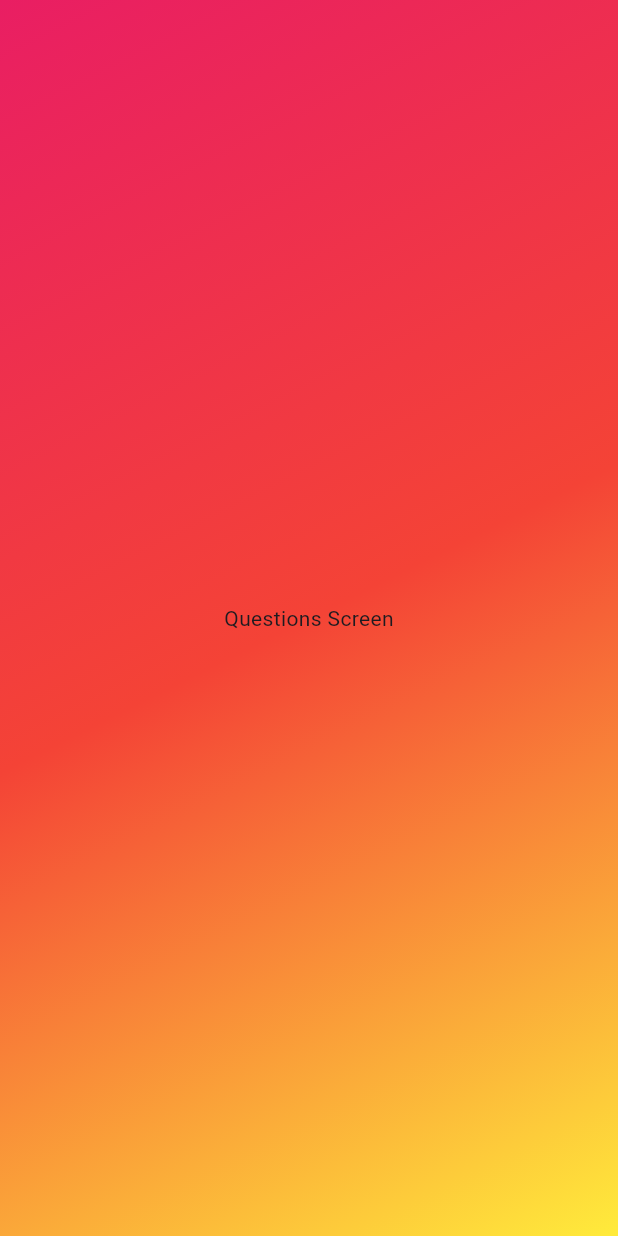
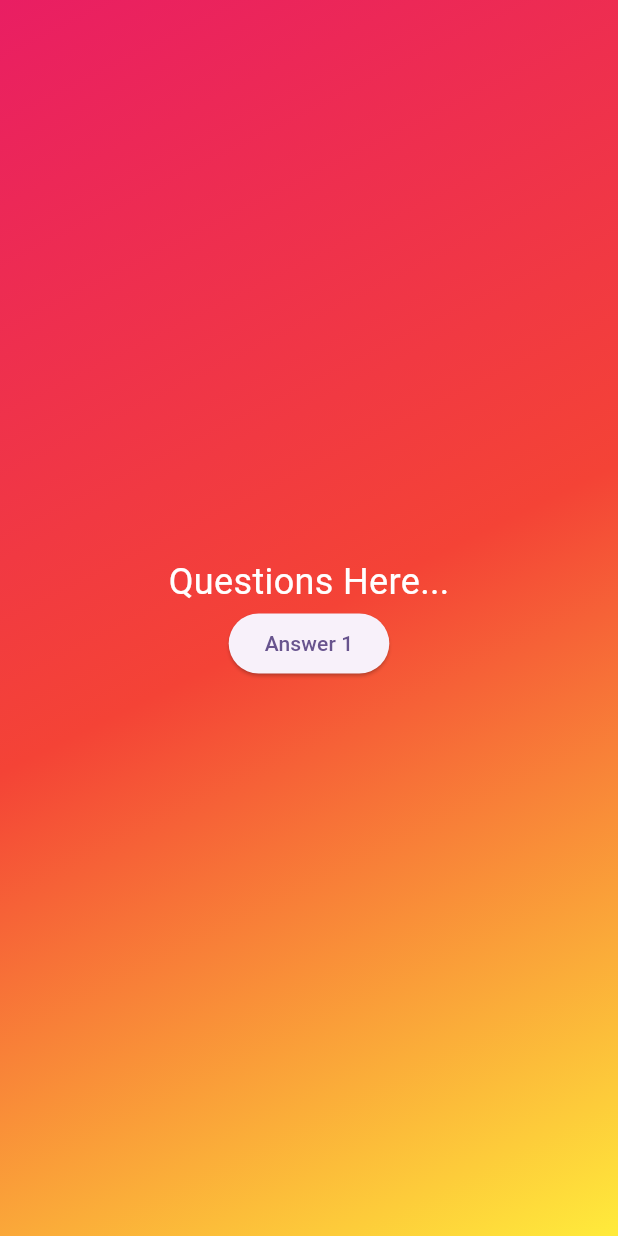
Before and after one commit to adogbeji/FlutterQuizApp1, a Flutter app: the screen it shows after launch, after a tap on "Start Quiz", on a phone screen of 412 x 824 dp. Run offline on Flutter 3.47's test engine with Material 3 defaults, Android fonts, the phone set to English and light mode, and no system bars.

Commit message:
Start building questions screen

```diff
--- a/lib/views/questions_screen.dart
+++ b/lib/views/questions_screen.dart
@@ -10,8 +10,24 @@ class QuestionsScreen extends StatefulWidget {
 class _QuestionsScreenState extends State<QuestionsScreen> {
   @override
   Widget build(BuildContext context) {
-    return const Center(
-      child: Text('Questions Screen'),
+    return Center(
+      child: Column(
+        mainAxisAlignment: MainAxisAlignment.center,
+        // mainAxisSize: MainAxisSize.min,
+        children: [
+          const Text(
+            'Questions Here...',
+            style: TextStyle(
+              fontSize: 24,
+              color: Colors.white,
+            ),
+          ),
+          ElevatedButton(
+            onPressed: () {},
+            child: const Text('Answer 1'),
+          ),
+        ],
+      ),
     );
   }
 }
```
